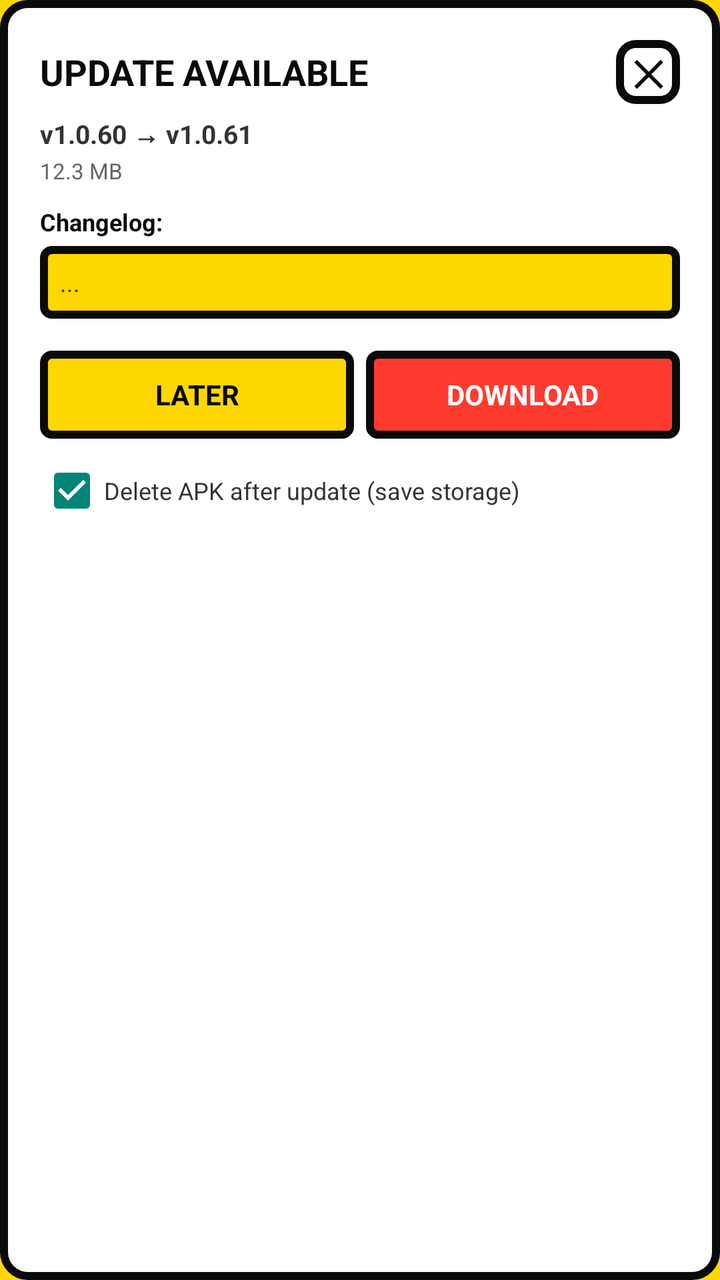
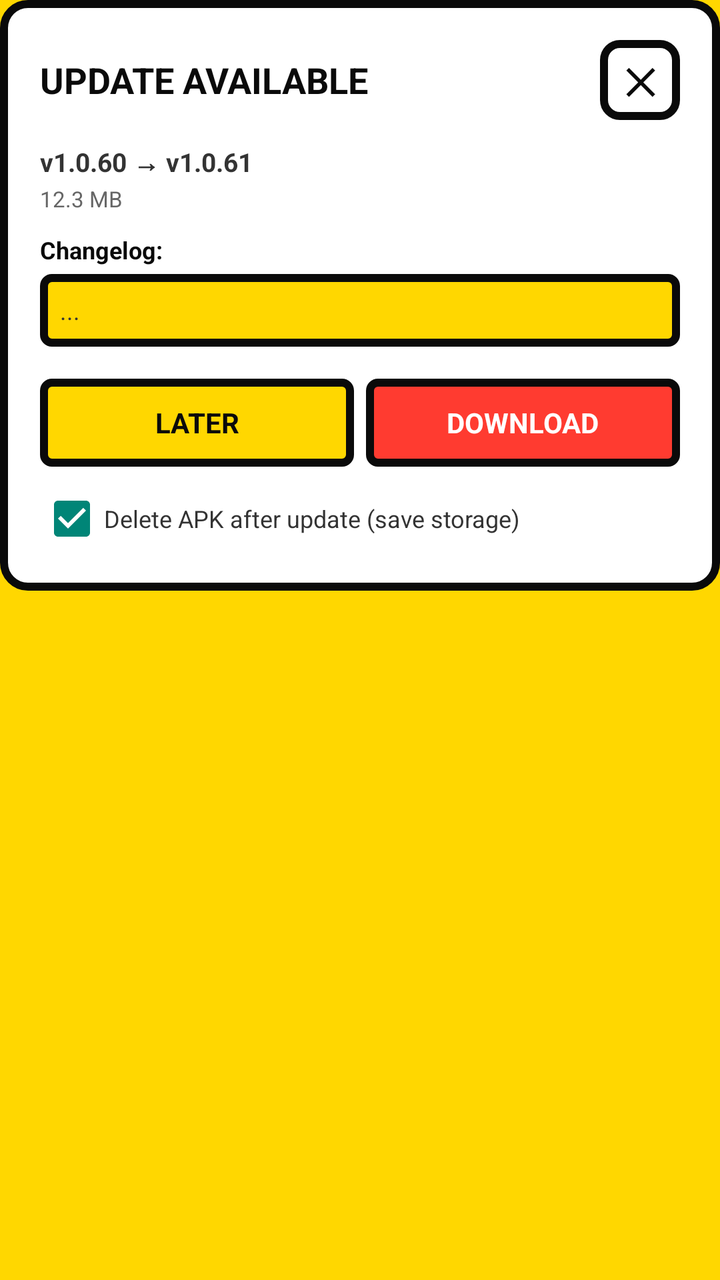

Two renders of the same Android screen: before a commit and after it. Below are the layout's source before the change and the commit's diff.
<!-- AndroidManifest.xml: application theme Theme.MyApplication -->
<!-- res/layout/dialog_update.xml -->
<?xml version="1.0" encoding="utf-8"?>
<LinearLayout xmlns:android="http://schemas.android.com/apk/res/android"
    android:layout_width="match_parent"
    android:layout_height="wrap_content"
    android:orientation="vertical"
    android:background="@drawable/bg_neo_card"
    android:padding="20dp">

    <LinearLayout
        android:layout_width="match_parent"
        android:layout_height="wrap_content"
        android:orientation="horizontal"
        android:gravity="center_vertical">

        <TextView
            android:id="@+id/tvUpdateTitle"
            android:layout_width="0dp"
            android:layout_weight="1"
            android:layout_height="wrap_content"
            android:text="UPDATE AVAILABLE"
            android:textStyle="bold"
            android:textSize="18sp"
            android:textColor="#0A0A0A" />

        <TextView
            android:id="@+id/btnCloseUpdateX"
            android:layout_width="32dp"
            android:layout_height="32dp"
            android:text="✕"
            android:textSize="18sp"
            android:textStyle="bold"
            android:textColor="#0A0A0A"
            android:gravity="center"
            android:background="@drawable/bg_neo_button" />
    </LinearLayout>

    <ScrollView
        android:layout_width="match_parent"
        android:layout_height="wrap_content"
        android:maxHeight="360dp"
        android:layout_marginTop="6dp">

        <LinearLayout
            android:layout_width="match_parent"
            android:layout_height="wrap_content"
            android:orientation="vertical">

            <TextView
                android:id="@+id/tvUpdateVersion"
                android:layout_width="match_parent"
                android:layout_height="wrap_content"
                android:text="v1.0.60 → v1.0.61"
                android:textSize="13sp"
                android:textStyle="bold"
                android:textColor="#333333" />

            <TextView
                android:id="@+id/tvUpdateSize"
                android:layout_width="match_parent"
                android:layout_height="wrap_content"
                android:text="12.3 MB"
                android:textSize="11sp"
                android:textColor="#666666"
                android:layout_marginTop="2dp" />

            <TextView
                android:id="@+id/tvChangelogLabel"
                android:layout_width="match_parent"
                android:layout_height="wrap_content"
                android:text="Changelog:"
                android:textStyle="bold"
                android:textSize="12sp"
                android:textColor="#0A0A0A"
                android:layout_marginTop="10dp" />

            <ScrollView
                android:layout_width="match_parent"
                android:layout_height="wrap_content"
                android:maxHeight="140dp"
                android:layout_marginTop="4dp"
                android:background="@drawable/bg_neo_spinner">

                <TextView
                    android:id="@+id/tvChangelog"
                    android:layout_width="match_parent"
                    android:layout_height="wrap_content"
                    android:padding="10dp"
                    android:text="..."
                    android:textSize="12sp"
                    android:textColor="#333333" />
            </ScrollView>

            <LinearLayout
                android:id="@+id/layoutProgress"
                android:layout_width="match_parent"
                android:layout_height="wrap_content"
                android:orientation="vertical"
                android:visibility="gone"
                android:layout_marginTop="12dp">

                <TextView
                    android:id="@+id/tvProgressLabel"
                    android:layout_width="match_parent"
                    android:layout_height="wrap_content"
                    android:text="Downloading... 0%"
                    android:textSize="12sp"
                    android:textStyle="bold"
                    android:textColor="#0A0A0A" />

                <FrameLayout
                    android:id="@+id/progressContainer"
                    android:layout_width="match_parent"
                    android:layout_height="16dp"
                    android:background="@drawable/bg_neo_progress_container"
                    android:padding="2dp"
                    android:layout_marginTop="6dp">

                    <View
                        android:id="@+id/progressFill"
                        android:layout_width="0dp"
                        android:layout_height="match_parent"
                        android:background="@drawable/bg_neo_progress_fill" />
                </FrameLayout>

                <TextView
                    android:id="@+id/tvProgressBytes"
                    android:layout_width="match_parent"
                    android:layout_height="wrap_content"
                    android:text="0 / 0 MB"
                    android:textSize="10sp"
                    android:textColor="#666666"
                    android:layout_marginTop="2dp" />

                <TextView
                    android:id="@+id/tvDownloadPath"
                    android:layout_width="match_parent"
                    android:layout_height="wrap_content"
                    android:text="Saved to: ..."
                    android:textSize="10sp"
                    android:textColor="#666666"
                    android:singleLine="false"
                    android:ellipsize="middle"
                    android:layout_marginTop="6dp"
                    android:visibility="gone" />
            </LinearLayout>

        </LinearLayout>
    </ScrollView>

    
    <LinearLayout
        android:layout_width="match_parent"
        android:layout_height="wrap_content"
        android:orientation="horizontal"
        android:layout_marginTop="16dp">

        <TextView
            android:id="@+id/btnCancel"
            android:layout_width="0dp"
            android:layout_weight="1"
            android:layout_height="44dp"
            android:text="LATER"
            android:gravity="center"
            android:textStyle="bold"
            android:textColor="#0A0A0A"
            android:background="@drawable/bg_neo_spinner"
            android:layout_marginEnd="6dp" />

        <TextView
            android:id="@+id/btnDownload"
            android:layout_width="0dp"
            android:layout_weight="1"
            android:layout_height="44dp"
            android:text="DOWNLOAD"
            android:gravity="center"
            android:textStyle="bold"
            android:textColor="#FFFFFF"
            android:background="@drawable/bg_neo_toggle_on" />

        <TextView
            android:id="@+id/btnInstall"
            android:layout_width="0dp"
            android:layout_weight="1"
            android:layout_height="44dp"
            android:text="INSTALL"
            android:gravity="center"
            android:textStyle="bold"
            android:textColor="#FFFFFF"
            android:background="@drawable/bg_neo_toggle_on"
            android:visibility="gone" />
    </LinearLayout>

    <CheckBox
        android:id="@+id/cbDeleteAfterInstall"
        android:layout_width="match_parent"
        android:layout_height="wrap_content"
        android:text="Delete APK after update (save storage)"
        android:textSize="12sp"
        android:textColor="#333333"
        android:layout_marginTop="10dp"
        android:checked="true" />

    <TextView
        android:id="@+id/btnOpenFolder"
        android:layout_width="match_parent"
        android:layout_height="wrap_content"
        android:text="📁 Show file location — tap to copy path"
        android:textSize="11sp"
        android:textColor="#0066CC"
        android:padding="8dp"
        android:visibility="gone"
        android:gravity="center" />

</LinearLayout>
<!-- resources referenced by this layout -->
<resources>
  <!-- drawable bg_neo_button (drawable) -->
  <?xml version="1.0" encoding="utf-8"?>
  <shape xmlns:android="http://schemas.android.com/apk/res/android" android:shape="rectangle">
      <solid android:color="@color/neo_white"/>
      <stroke android:width="4dp" android:color="@color/neo_black"/>
      <corners android:radius="8dp"/>
  </shape>
  <!-- drawable bg_neo_card (drawable) -->
  <?xml version="1.0" encoding="utf-8"?>
  <shape xmlns:android="http://schemas.android.com/apk/res/android" android:shape="rectangle">
      <solid android:color="@color/neo_white"/>
      <stroke android:width="4dp" android:color="@color/neo_black"/>
      <corners android:radius="12dp"/>
  </shape>
  <!-- drawable bg_neo_progress_container (drawable) -->
  <?xml version="1.0" encoding="utf-8"?>
  <shape xmlns:android="http://schemas.android.com/apk/res/android" android:shape="rectangle">
      <solid android:color="@color/neo_white"/>
      <stroke android:width="4dp" android:color="@color/neo_black"/>
      <corners android:radius="4dp"/>
  </shape>
  <!-- drawable bg_neo_progress_fill (drawable) -->
  <?xml version="1.0" encoding="utf-8"?>
  <shape xmlns:android="http://schemas.android.com/apk/res/android" android:shape="rectangle">
      <solid android:color="@color/neo_yellow"/>
      <corners android:radius="0dp"/>
  </shape>
  <!-- drawable bg_neo_spinner (drawable) -->
  <?xml version="1.0" encoding="utf-8"?>
  <shape xmlns:android="http://schemas.android.com/apk/res/android">
      <solid android:color="@color/neo_yellow" />
      <stroke android:width="4dp" android:color="@color/neo_black" />
      <corners android:radius="4dp" />
  </shape>
  <!-- drawable bg_neo_toggle_on (drawable) -->
  <?xml version="1.0" encoding="utf-8"?>
  <shape xmlns:android="http://schemas.android.com/apk/res/android">
      <solid android:color="@color/neo_red" />
      <stroke android:width="4dp" android:color="@color/neo_black" />
      <corners android:radius="4dp" />
  </shape>
  <style name="Theme.MyApplication" parent="Theme.AppCompat.Light.NoActionBar">
          <item name="android:statusBarColor">@color/neo_yellow</item>
          <item name="android:windowBackground">@color/neo_yellow</item>
          <item name="android:navigationBarColor">@color/neo_black</item>
      </style>
  <color name="neo_white">#FFFFFF</color>
  <color name="neo_black">#0A0A0A</color>
  <color name="neo_yellow">#FFD700</color>
  <color name="neo_red">#FF3B30</color>
</resources>

<!-- the commit's change to res/layout/dialog_update.xml (unified diff, before → after) -->
@@ -1,214 +1,209 @@
 <?xml version="1.0" encoding="utf-8"?>
-<LinearLayout xmlns:android="http://schemas.android.com/apk/res/android"
+<ScrollView xmlns:android="http://schemas.android.com/apk/res/android"
     android:layout_width="match_parent"
     android:layout_height="wrap_content"
-    android:orientation="vertical"
-    android:background="@drawable/bg_neo_card"
-    android:padding="20dp">
+    android:fillViewport="false"
+    android:scrollbars="vertical"
+    android:fadeScrollbars="false"
+    android:clipToPadding="false">
 
     <LinearLayout
         android:layout_width="match_parent"
         android:layout_height="wrap_content"
-        android:orientation="horizontal"
-        android:gravity="center_vertical">
-
-        <TextView
-            android:id="@+id/tvUpdateTitle"
-            android:layout_width="0dp"
-            android:layout_weight="1"
-            android:layout_height="wrap_content"
-            android:text="UPDATE AVAILABLE"
+        android:orientation="vertical"
+        android:background="@drawable/bg_neo_card"
+        android:padding="20dp">
+
+        <LinearLayout
+            android:layout_width="match_parent"
+            android:layout_height="wrap_content"
+            android:orientation="horizontal"
+            android:gravity="center_vertical">
+
+            <TextView
+                android:id="@+id/tvUpdateTitle"
+                android:layout_width="0dp"
+                android:layout_weight="1"
+                android:layout_height="wrap_content"
+                android:text="UPDATE AVAILABLE"
+                android:textStyle="bold"
+                android:textSize="18sp"
+                android:textColor="#0A0A0A" />
+
+            <TextView
+                android:id="@+id/btnCloseUpdateX"
+                android:layout_width="40dp"
+                android:layout_height="40dp"
+                android:minWidth="48dp"
+                android:minHeight="48dp"
+                android:text="✕"
+                android:textSize="18sp"
+                android:textStyle="bold"
+                android:textColor="#0A0A0A"
+                android:gravity="center"
+                android:clickable="true"
+                android:focusable="true"
+                android:contentDescription="Close"
+                android:background="@drawable/bg_neo_button" />
+        </LinearLayout>
+
+        <TextView
+            android:id="@+id/tvUpdateVersion"
+            android:layout_width="match_parent"
+            android:layout_height="wrap_content"
+            android:text="v1.0.60 → v1.0.61"
+            android:textSize="13sp"
             android:textStyle="bold"
-            android:textSize="18sp"
-            android:textColor="#0A0A0A" />
-
-        <TextView
-            android:id="@+id/btnCloseUpdateX"
-            android:layout_width="32dp"
-            android:layout_height="32dp"
-            android:text="✕"
-            android:textSize="18sp"
+            android:textColor="#333333"
+            android:layout_marginTop="12dp" />
+
+        <TextView
+            android:id="@+id/tvUpdateSize"
+            android:layout_width="match_parent"
+            android:layout_height="wrap_content"
+            android:text="12.3 MB"
+            android:textSize="11sp"
+            android:textColor="#666666"
+            android:layout_marginTop="2dp" />
+
+        <TextView
+            android:id="@+id/tvChangelogLabel"
+            android:layout_width="match_parent"
+            android:layout_height="wrap_content"
+            android:text="Changelog:"
             android:textStyle="bold"
+            android:textSize="12sp"
             android:textColor="#0A0A0A"
-            android:gravity="center"
-            android:background="@drawable/bg_neo_button" />
-    </LinearLayout>
-
-    <ScrollView
-        android:layout_width="match_parent"
-        android:layout_height="wrap_content"
-        android:maxHeight="360dp"
-        android:layout_marginTop="6dp">
+            android:layout_marginTop="10dp" />
+
+        <TextView
+            android:id="@+id/tvChangelog"
+            android:layout_width="match_parent"
+            android:layout_height="wrap_content"
+            android:layout_marginTop="4dp"
+            android:background="@drawable/bg_neo_spinner"
+            android:padding="10dp"
+            android:text="..."
+            android:textSize="12sp"
+            android:textColor="#333333" />
 
         <LinearLayout
-            android:layout_width="match_parent"
-            android:layout_height="wrap_content"
-            android:orientation="vertical">
-
-            <TextView
-                android:id="@+id/tvUpdateVersion"
-                android:layout_width="match_parent"
-                android:layout_height="wrap_content"
-                android:text="v1.0.60 → v1.0.61"
-                android:textSize="13sp"
-                android:textStyle="bold"
-                android:textColor="#333333" />
-
-            <TextView
-                android:id="@+id/tvUpdateSize"
-                android:layout_width="match_parent"
-                android:layout_height="wrap_content"
-                android:text="12.3 MB"
-                android:textSize="11sp"
+            android:id="@+id/layoutProgress"
+            android:layout_width="match_parent"
+            android:layout_height="wrap_content"
+            android:orientation="vertical"
+            android:visibility="gone"
+            android:layout_marginTop="12dp">
+
+            <TextView
+                android:id="@+id/tvProgressLabel"
+                android:layout_width="match_parent"
+                android:layout_height="wrap_content"
+                android:text="Downloading... 0%"
+                android:textSize="12sp"
+                android:textStyle="bold"
+                android:textColor="#0A0A0A" />
+
+            <FrameLayout
+                android:id="@+id/progressContainer"
+                android:layout_width="match_parent"
+                android:layout_height="16dp"
+                android:background="@drawable/bg_neo_progress_container"
+                android:padding="2dp"
+                android:layout_marginTop="6dp">
+
+                <View
+                    android:id="@+id/progressFill"
+                    android:layout_width="0dp"
+                    android:layout_height="match_parent"
+                    android:background="@drawable/bg_neo_progress_fill" />
+            </FrameLayout>
+
+            <TextView
+                android:id="@+id/tvProgressBytes"
+                android:layout_width="match_parent"
+                android:layout_height="wrap_content"
+                android:text="0 / 0 MB"
+                android:textSize="10sp"
                 android:textColor="#666666"
                 android:layout_marginTop="2dp" />
 
             <TextView
-                android:id="@+id/tvChangelogLabel"
-                android:layout_width="match_parent"
-                android:layout_height="wrap_content"
-                android:text="Changelog:"
-                android:textStyle="bold"
-                android:textSize="12sp"
+                android:id="@+id/tvDownloadPath"
+                android:layout_width="match_parent"
+                android:layout_height="wrap_content"
+                android:text="Saved to: ..."
+                android:textSize="10sp"
+                android:textColor="#666666"
+                android:maxLines="3"
+                android:ellipsize="middle"
+                android:layout_marginTop="6dp"
+                android:visibility="gone" />
+        </LinearLayout>
+
+        
+        <LinearLayout
+            android:layout_width="match_parent"
+            android:layout_height="wrap_content"
+            android:orientation="horizontal"
+            android:layout_marginTop="16dp">
+
+            <TextView
+                android:id="@+id/btnCancel"
+                android:layout_width="0dp"
+                android:layout_weight="1"
+                android:layout_height="44dp"
+                android:text="LATER"
+                android:gravity="center"
+                android:textStyle="bold"
                 android:textColor="#0A0A0A"
-                android:layout_marginTop="10dp" />
-
-            <ScrollView
-                android:layout_width="match_parent"
-                android:layout_height="wrap_content"
-                android:maxHeight="140dp"
-                android:layout_marginTop="4dp"
-                android:background="@drawable/bg_neo_spinner">
-
-                <TextView
-                    android:id="@+id/tvChangelog"
-                    android:layout_width="match_parent"
-                    android:layout_height="wrap_content"
-                    android:padding="10dp"
-                    android:text="..."
-                    android:textSize="12sp"
-                    android:textColor="#333333" />
-            </ScrollView>
-
-            <LinearLayout
-                android:id="@+id/layoutProgress"
-                android:layout_width="match_parent"
-                android:layout_height="wrap_content"
-                android:orientation="vertical"
-                android:visibility="gone"
-                android:layout_marginTop="12dp">
-
-                <TextView
-                    android:id="@+id/tvProgressLabel"
-                    android:layout_width="match_parent"
-                    android:layout_height="wrap_content"
-                    android:text="Downloading... 0%"
-                    android:textSize="12sp"
-                    android:textStyle="bold"
-                    android:textColor="#0A0A0A" />
-
-                <FrameLayout
-                    android:id="@+id/progressContainer"
-                    android:layout_width="match_parent"
-                    android:layout_height="16dp"
-                    android:background="@drawable/bg_neo_progress_container"
-                    android:padding="2dp"
-                    android:layout_marginTop="6dp">
-
-                    <View
-                        android:id="@+id/progressFill"
-                        android:layout_width="0dp"
-                        android:layout_height="match_parent"
-                        android:background="@drawable/bg_neo_progress_fill" />
-                </FrameLayout>
-
-                <TextView
-                    android:id="@+id/tvProgressBytes"
-                    android:layout_width="match_parent"
-                    android:layout_height="wrap_content"
-                    android:text="0 / 0 MB"
-                    android:textSize="10sp"
-                    android:textColor="#666666"
-                    android:layout_marginTop="2dp" />
-
-                <TextView
-                    android:id="@+id/tvDownloadPath"
-                    android:layout_width="match_parent"
-                    android:layout_height="wrap_content"
-                    android:text="Saved to: ..."
-                    android:textSize="10sp"
-                    android:textColor="#666666"
-                    android:singleLine="false"
-                    android:ellipsize="middle"
-                    android:layout_marginTop="6dp"
-                    android:visibility="gone" />
-            </LinearLayout>
-
+                android:background="@drawable/bg_neo_spinner"
+                android:layout_marginEnd="6dp" />
+
+            <TextView
+                android:id="@+id/btnDownload"
+                android:layout_width="0dp"
+                android:layout_weight="1"
+                android:layout_height="44dp"
+                android:text="DOWNLOAD"
+                android:gravity="center"
+                android:textStyle="bold"
+                android:textColor="#FFFFFF"
+                android:background="@drawable/bg_neo_toggle_on" />
+
+            <TextView
+                android:id="@+id/btnInstall"
+                android:layout_width="0dp"
+                android:layout_weight="1"
+                android:layout_height="44dp"
+                android:text="INSTALL"
+                android:gravity="center"
+                android:textStyle="bold"
+                android:textColor="#FFFFFF"
+                android:background="@drawable/bg_neo_toggle_on"
+                android:visibility="gone" />
         </LinearLayout>
-    </ScrollView>
-
-    
-    <LinearLayout
-        android:layout_width="match_parent"
-        android:layout_height="wrap_content"
-        android:orientation="horizontal"
-        android:layout_marginTop="16dp">
-
-        <TextView
-            android:id="@+id/btnCancel"
-            android:layout_width="0dp"
-            android:layout_weight="1"
-            android:layout_height="44dp"
-            android:text="LATER"
-            android:gravity="center"
-            android:textStyle="bold"
-            android:textColor="#0A0A0A"
-            android:background="@drawable/bg_neo_spinner"
-            android:layout_marginEnd="6dp" />
-
-        <TextView
-            android:id="@+id/btnDownload"
-            android:layout_width="0dp"
-            android:layout_weight="1"
-            android:layout_height="44dp"
-            android:text="DOWNLOAD"
-            android:gravity="center"
-            android:textStyle="bold"
-            android:textColor="#FFFFFF"
-            android:background="@drawable/bg_neo_toggle_on" />
-
-        <TextView
-            android:id="@+id/btnInstall"
-            android:layout_width="0dp"
-            android:layout_weight="1"
-            android:layout_height="44dp"
-            android:text="INSTALL"
-            android:gravity="center"
-            android:textStyle="bold"
-            android:textColor="#FFFFFF"
-            android:background="@drawable/bg_neo_toggle_on"
-            android:visibility="gone" />
+
+        <CheckBox
+            android:id="@+id/cbDeleteAfterInstall"
+            android:layout_width="match_parent"
+            android:layout_height="wrap_content"
+            android:text="Delete APK after update (save storage)"
+            android:textSize="12sp"
+            android:textColor="#333333"
+            android:layout_marginTop="10dp"
+            android:checked="true" />
+
+        <TextView
+            android:id="@+id/btnOpenFolder"
+            android:layout_width="match_parent"
+            android:layout_height="wrap_content"
+            android:text="📁 Show file location — tap to copy path"
+            android:textSize="11sp"
+            android:textColor="#0066CC"
+            android:padding="8dp"
+            android:visibility="gone"
+            android:gravity="center" />
+
     </LinearLayout>
-
-    <CheckBox
-        android:id="@+id/cbDeleteAfterInstall"
-        android:layout_width="match_parent"
-        android:layout_height="wrap_content"
-        android:text="Delete APK after update (save storage)"
-        android:textSize="12sp"
-        android:textColor="#333333"
-        android:layout_marginTop="10dp"
-        android:checked="true" />
-
-    <TextView
-        android:id="@+id/btnOpenFolder"
-        android:layout_width="match_parent"
-        android:layout_height="wrap_content"
-        android:text="📁 Show file location — tap to copy path"
-        android:textSize="11sp"
-        android:textColor="#0066CC"
-        android:padding="8dp"
-        android:visibility="gone"
-        android:gravity="center" />
-
-</LinearLayout>
+</ScrollView>
